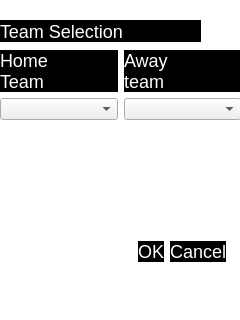
Old version of the form teamSelectionFrame.ui in the repository rochford/cutefootball.
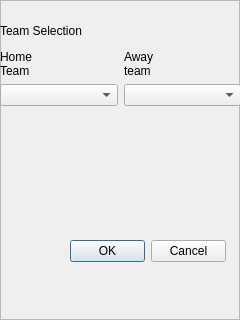
New version of the form.

What changed in the file:
```diff
--- a/teamSelectionFrame.ui
+++ b/teamSelectionFrame.ui
@@ -14,35 +14,7 @@
    <string>Frame</string>
   </property>
   <property name="styleSheet">
-   <string notr="true">QFrame { background: transparent; border: none; } 
-
-QPushButton, QCheckbox {
-   border: none; 
-	color: white; 
-	background-color: black; 
-	font: bold large &quot;Rockwell Extra Bold&quot;; 
-	font-size: 18px; 
-}
-
-QPushButton:pressed {
-		color: gold; 
-}
-QPushButton:hover {
-		color: gold; 
-}
-QDialog {
-	color: white; 
-	background-color: &quot;#677B09&quot;; 
-	font: bold large &quot;Rockwell Extra Bold&quot;; 
-	font-size: 18px; 
-}
-
-QSpinBox, QLabel {
-	color: white; 
-	background-color: black; 
-	font: bold large &quot;Rockwell Extra Bold&quot;; 
-	font-size: 18px; 
-}</string>
+   <string notr="true"/>
   </property>
   <property name="frameShape">
    <enum>QFrame::StyledPanel</enum>
```
